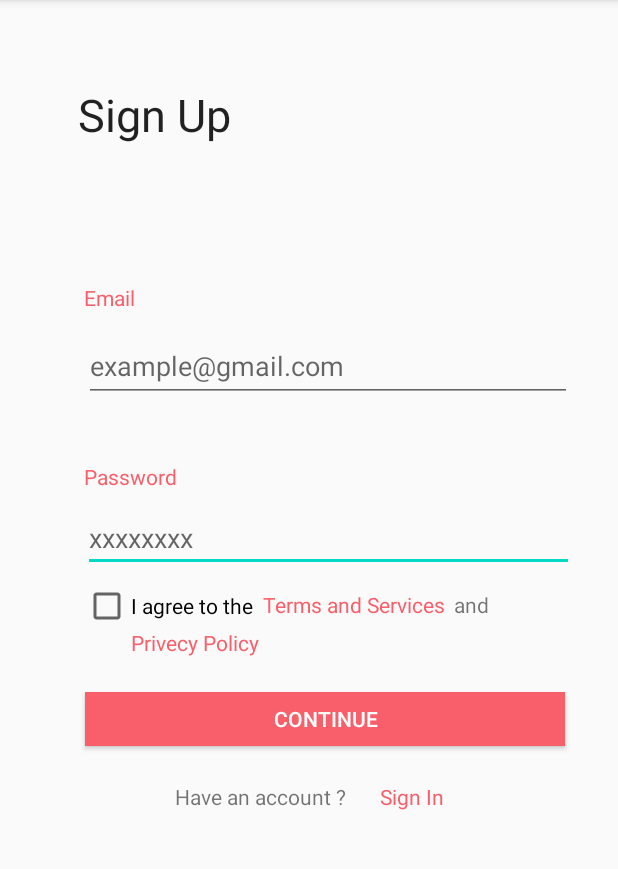
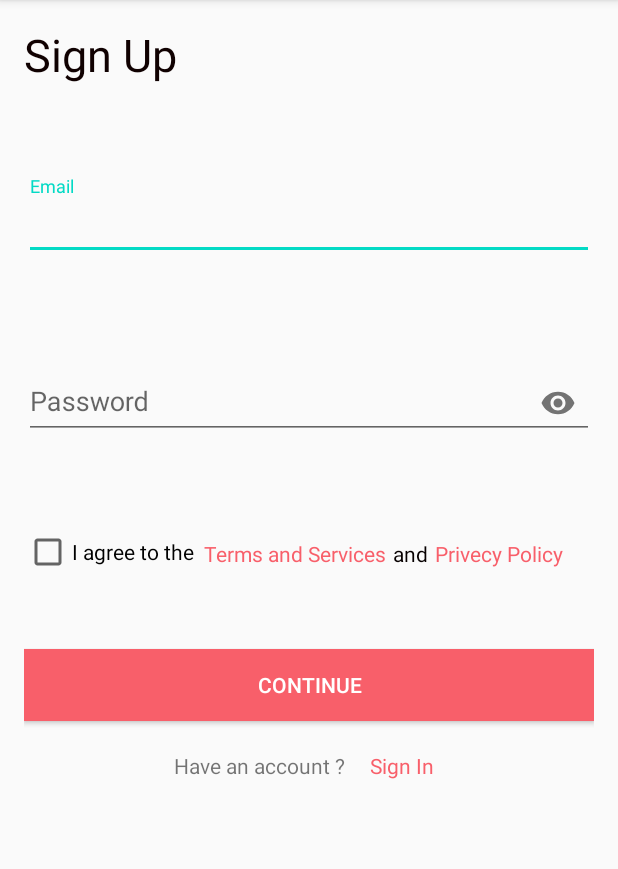
Before and after one commit to amitsaini4556/DateYourEve, an Android app: the SignupActivity screen opened directly, with no data from a screen before it, on a phone screen of 412 x 824 dp, the part 84-953 px from its top. Run offline under Robolectric (Android 15) with nearby library versions, the light colour scheme and no system bars.

Commit message:
modify sign up form

```diff
--- a/app/src/main/res/layout/activity_signup.xml
+++ b/app/src/main/res/layout/activity_signup.xml
@@ -4,155 +4,132 @@
     xmlns:tools="http://schemas.android.com/tools"
     android:layout_width="match_parent"
     android:layout_height="match_parent"
-    tools:context=".Sign_In">
+    android:orientation="vertical"
+    android:padding="16dp"
+    tools:context="com.example.dateyoureve.SignupActivity">
 
     <TextView
-        android:id="@+id/textView"
-        android:layout_width="wrap_content"
+        android:id="@+id/textView8"
+        android:layout_width="158dp"
+        android:layout_height="49dp"
+        android:text="@string/sign_up"
+        android:textColor="#100101"
+        android:textSize="30sp"
+        tools:layout_editor_absoluteX="-2dp"
+        tools:layout_editor_absoluteY="80dp" />
+
+    <com.google.android.material.textfield.TextInputLayout
+        android:id="@+id/text_input_email"
+        android:layout_width="match_parent"
         android:layout_height="wrap_content"
-        android:layout_marginTop="56dp"
-        android:text="Sign Up"
-        android:textAppearance="@style/TextAppearance.AppCompat.Large"
-        android:textSize="30sp"
-        android:visibility="visible"
-        app:layout_constraintEnd_toEndOf="parent"
-        app:layout_constraintHorizontal_bias="0.168"
-        app:layout_constraintStart_toStartOf="parent"
-        app:layout_constraintTop_toTopOf="parent" />
+        android:layout_marginTop="52dp"
+        app:errorEnabled="true"
+        app:layout_constraintStart_toStartOf="@+id/textView8"
+        app:layout_constraintTop_toBottomOf="@+id/textView8">
+
+        <com.google.android.material.textfield.TextInputEditText
+            android:layout_width="match_parent"
+            android:layout_height="wrap_content"
+            android:hint="Email"
+            android:inputType="textEmailAddress"
+            android:textColorHighlight="@color/colorPrimary"
+            android:textColorLink="@color/colorPrimary" />
+
+    </com.google.android.material.textfield.TextInputLayout>
+
+    <com.google.android.material.textfield.TextInputLayout
+        android:id="@+id/text_input_password"
+        android:layout_width="match_parent"
+        android:layout_height="wrap_content"
+        android:layout_marginTop="40dp"
+        app:errorEnabled="true"
+        app:layout_constraintStart_toStartOf="@+id/text_input_email"
+        app:layout_constraintTop_toBottomOf="@+id/text_input_email"
+        app:passwordToggleEnabled="true">
+
+        <com.google.android.material.textfield.TextInputEditText
+            android:layout_width="match_parent"
+            android:layout_height="wrap_content"
+            android:hint="Password"
+            android:inputType="textPassword" />
+
+    </com.google.android.material.textfield.TextInputLayout>
+
+    <Button
+        android:id="@+id/button2"
+        android:layout_width="match_parent"
+        android:layout_height="wrap_content"
+        android:layout_marginTop="50dp"
+        android:background="@color/colorPrimary"
+        android:onClick="confirmInput"
+        android:text="Continue"
+        android:textColor="#FFFFFF"
+        app:layout_constraintStart_toStartOf="@+id/text_input_password"
+        app:layout_constraintTop_toBottomOf="@+id/checkBox" />
+
+    <CheckBox
+        android:id="@+id/checkBox"
+        android:layout_width="120dp"
+        android:layout_height="29dp"
+        android:layout_marginTop="40dp"
+        android:text="I agree to the"
+        app:layout_constraintStart_toStartOf="@+id/text_input_password"
+        app:layout_constraintTop_toBottomOf="@+id/text_input_password" />
 
     <TextView
-        android:id="@+id/textView2"
+        android:id="@+id/textView9"
+        android:layout_width="126dp"
+        android:layout_height="21dp"
+        android:layout_marginTop="46dp"
+        android:text="Terms and Services"
+        android:textColor="@color/colorPrimary"
+        app:layout_constraintStart_toEndOf="@+id/checkBox"
+        app:layout_constraintTop_toBottomOf="@+id/text_input_password" />
+
+    <TextView
+        android:id="@+id/textView10"
+        android:layout_width="24dp"
+        android:layout_height="31dp"
+        android:layout_marginTop="46dp"
+        android:text="and"
+        android:textColor="#070000"
+        app:layout_constraintStart_toEndOf="@+id/textView9"
+        app:layout_constraintTop_toBottomOf="@+id/text_input_password" />
+
+    <TextView
+        android:id="@+id/textView12"
         android:layout_width="wrap_content"
         android:layout_height="wrap_content"
         android:layout_marginStart="4dp"
-        android:layout_marginTop="92dp"
-        android:text="@string/email"
-        android:textColor="#F85F6A"
-        app:layout_constraintStart_toStartOf="@+id/textView"
-        app:layout_constraintTop_toBottomOf="@+id/textView" />
+        android:layout_marginTop="46dp"
+        android:text="Privecy Policy"
+        android:textColor="@color/colorPrimary"
+        app:layout_constraintStart_toEndOf="@+id/textView10"
+        app:layout_constraintTop_toBottomOf="@+id/text_input_password" />
 
     <TextView
-        android:id="@+id/textView4"
+        android:id="@+id/textView13"
         android:layout_width="wrap_content"
         android:layout_height="wrap_content"
-        android:layout_marginTop="40dp"
-        android:text="@string/password"
-        android:textColor="#F85F6A"
-        app:layout_constraintStart_toStartOf="@+id/editTextTextEmailAddress"
-        app:layout_constraintTop_toBottomOf="@+id/editTextTextEmailAddress" />
-
-    <Button
-        android:id="@+id/button"
-        style="@android:style/Widget.Material.Light.Button"
-        android:layout_width="320dp"
-        android:layout_height="36dp"
-        android:layout_marginTop="80dp"
-        android:background="#F85F6A"
-        android:ellipsize="none"
-        android:shadowRadius="2"
-        android:text="Continue"
-        android:textColor="#FFFFFF"
-        android:textColorHighlight="#FFFFFF"
-        android:textColorHint="#FFFFFF"
-        android:textColorLink="#F85F6A"
-        app:layout_constraintEnd_toEndOf="@+id/editTextTextPassword"
-        app:layout_constraintHorizontal_bias="0.142"
-        app:layout_constraintStart_toStartOf="@+id/editTextTextPassword"
-        app:layout_constraintTop_toBottomOf="@+id/editTextTextPassword" />
-
-    <EditText
-        android:id="@+id/editTextTextPassword"
-        android:layout_width="327dp"
-        android:layout_height="42dp"
-        android:layout_marginTop="12dp"
-        android:ems="10"
-        android:hint="@string/passwordhint"
-        android:importantForAutofill="no"
-        android:inputType="textPassword"
-        app:layout_constraintEnd_toEndOf="@+id/editTextTextEmailAddress"
-        app:layout_constraintStart_toStartOf="@+id/textView4"
-        app:layout_constraintTop_toBottomOf="@+id/textView4" />
-
-    <EditText
-        android:id="@+id/editTextTextEmailAddress"
-        android:layout_width="325dp"
-        android:layout_height="48dp"
-        android:layout_marginTop="12dp"
-        android:ems="10"
-        android:hint="@string/emailhint"
-        android:importantForAutofill="no"
-        android:inputType="textEmailAddress"
-        app:layout_constraintStart_toStartOf="@+id/textView2"
-        app:layout_constraintTop_toBottomOf="@+id/textView2" />
+        android:layout_marginStart="100dp"
+        android:layout_marginTop="20dp"
+        android:text="Have an account ?"
+        android:textAlignment="center"
+        app:layout_constraintStart_toStartOf="parent"
+        app:layout_constraintTop_toBottomOf="@+id/button2" />
 
     <TextView
-        android:id="@+id/textView3"
+        android:id="@+id/textView14"
         android:layout_width="wrap_content"
         android:layout_height="wrap_content"
-        android:layout_marginStart="60dp"
-        android:layout_marginTop="24dp"
-        android:text="Have an account ?"
-        app:layout_constraintStart_toStartOf="@+id/button"
-        app:layout_constraintTop_toBottomOf="@+id/button" />
-
-    <TextView
-        android:id="@+id/signup"
-        android:layout_width="wrap_content"
-        android:layout_height="wrap_content"
-        android:layout_marginTop="24dp"
+        android:layout_marginStart="10dp"
+        android:layout_marginTop="20dp"
+        android:layout_marginEnd="100dp"
+        android:text="@string/sign_in"
         android:onClick="signin"
-        android:text="@string/sign_in"
-        android:textColor="#F85F6A"
-        app:layout_constraintEnd_toEndOf="@+id/button"
-        app:layout_constraintHorizontal_bias="0.221"
-        app:layout_constraintStart_toEndOf="@+id/textView3"
-        app:layout_constraintTop_toBottomOf="@+id/button" />
-
-    <CheckBox
-        android:id="@+id/checkBox"
-        android:layout_width="116dp"
-        android:layout_height="29dp"
-        android:layout_marginTop="8dp"
-        android:text="I agree to the"
-        android:textAlignment="viewStart"
-        app:layout_constraintStart_toStartOf="@+id/editTextTextPassword"
-        app:layout_constraintTop_toBottomOf="@+id/editTextTextPassword"></CheckBox>
-
-    <androidx.constraintlayout.widget.Guideline
-        android:id="@+id/guideline"
-        android:layout_width="wrap_content"
-        android:layout_height="wrap_content"
-        android:orientation="horizontal"
-        app:layout_constraintGuide_percent="0.02872777" />
-
-    <TextView
-        android:id="@+id/textView8"
-        android:layout_width="124dp"
-        android:layout_height="20dp"
-        android:layout_marginStart="4dp"
-        android:layout_marginTop="12dp"
-        android:text="Terms and Services"
         android:textColor="@color/colorPrimary"
-        app:layout_constraintStart_toEndOf="@+id/checkBox"
-        app:layout_constraintTop_toBottomOf="@+id/editTextTextPassword" />
-
-    <TextView
-        android:id="@+id/textView9"
-        android:layout_width="57dp"
-        android:layout_height="20dp"
-        android:layout_marginTop="12dp"
-        android:text=" and"
-        app:layout_constraintStart_toEndOf="@+id/textView8"
-        app:layout_constraintTop_toBottomOf="@+id/editTextTextPassword" />
-
-    <TextView
-        android:id="@+id/textView10"
-        android:layout_width="wrap_content"
-        android:layout_height="wrap_content"
-        android:layout_marginStart="32dp"
-        android:text="Privecy Policy"
-        android:textColor="@color/colorPrimary"
-        app:layout_constraintStart_toStartOf="@+id/checkBox"
-        app:layout_constraintTop_toBottomOf="@+id/checkBox" />
+        app:layout_constraintEnd_toEndOf="parent"
+        app:layout_constraintStart_toEndOf="@+id/textView13"
+        app:layout_constraintTop_toBottomOf="@+id/button2" />
 
 </androidx.constraintlayout.widget.ConstraintLayout>
```
